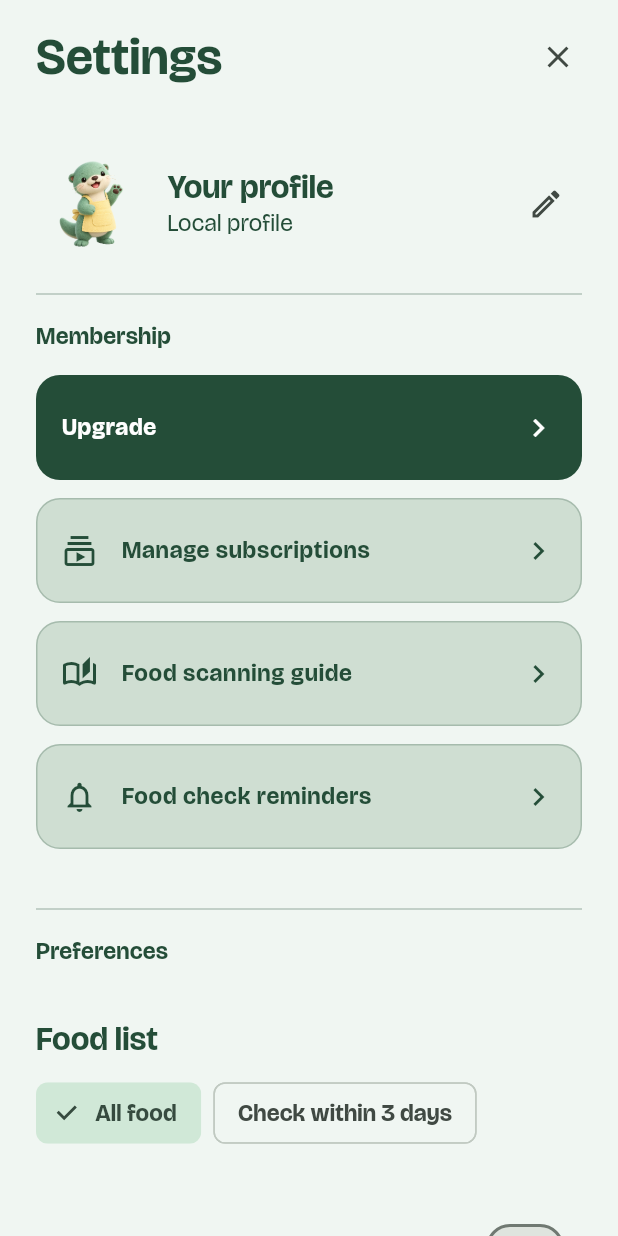
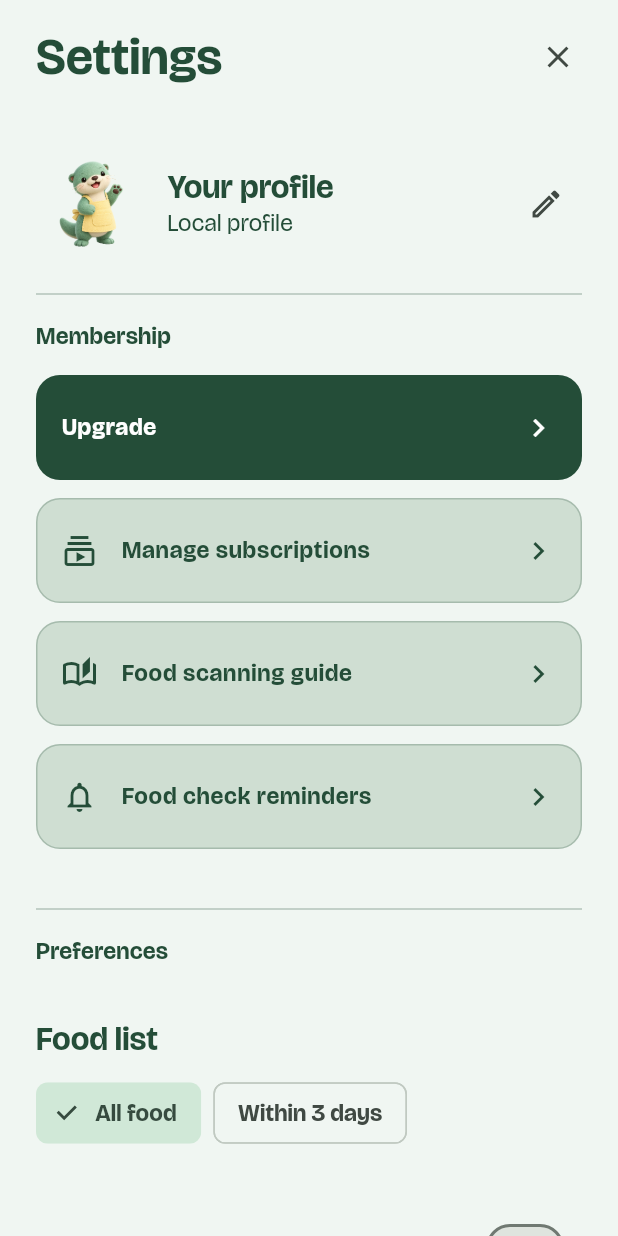
Before and after one commit to NolanDon/eatsoon-ios, a Flutter app: the AppSettings screen opened directly with empty values, on a phone screen of 412 x 824 dp. Run offline on Flutter 3.47's test engine with Material 3 defaults, Android fonts, the phone set to English and light mode, and no system bars; our stand-ins replace flutter_local_notifications, flutter_riverpod, image_picker, in_app_review, qr_flutter, share_plus and 2 more; missing offline and left inert: google_mlkit_barcode_scanning, purchases_flutter, purchases_ui_flutter; accounts and stored records are empty.

Commit message:
Keep the food-filter button label concise

```diff
--- a/lib/v3/settings.dart
+++ b/lib/v3/settings.dart
@@ -395,7 +395,7 @@ class CorePreferences extends StatelessWidget {
         'Food list',
         'pantryView',
         0,
-        <int, String>{0: 'All food', 1: 'Check within 3 days'},
+        <int, String>{0: 'All food', 1: 'Within 3 days'},
       ),
       'maintenance' => (
         'Service list order',
--- a/pubspec.yaml
+++ b/pubspec.yaml
@@ -16,7 +16,7 @@ publish_to: 'none' # Remove this line if you wish to publish to pub.dev
 # https://developer.apple.com/library/archive/documentation/General/Reference/InfoPlistKeyReference/Articles/CoreFoundationKeys.html
 # In Windows, build-name is used as the major, minor, and patch parts
 # of the product and file versions while build-number is used as the build suffix.
-version: 3.3.1+3031
+version: 3.3.1+3032
 
 environment:
   sdk: ^3.13.5
```
